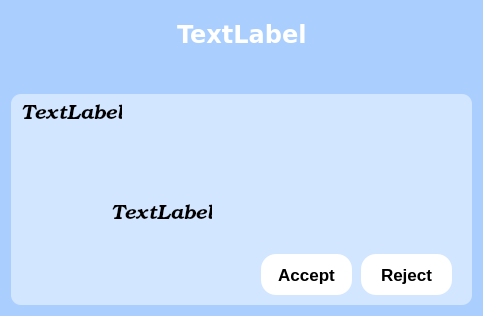
Old version of the form chat_Client/midw/addfriendwnd.ui in the repository heluxi/Chat.
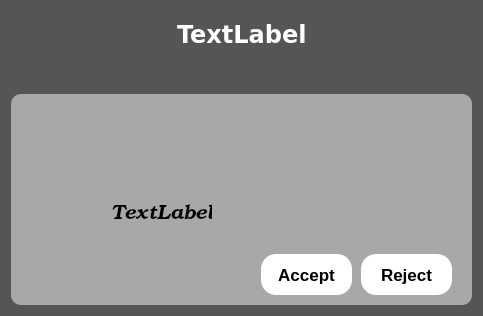
New version of the form. Icons and pictures are not drawn.

```diff
--- a/chat_Client/midw/addfriendwnd.ui
+++ b/chat_Client/midw/addfriendwnd.ui
@@ -14,7 +14,7 @@
    <string>Dialog</string>
   </property>
   <property name="styleSheet">
-   <string notr="true">background-color: rgb(170, 207, 255);</string>
+   <string notr="true">background-color: rgb(85, 85, 85);</string>
   </property>
   <layout class="QVBoxLayout" name="verticalLayout">
    <item>
@@ -160,8 +160,8 @@
        <rect>
         <x>10</x>
         <y>10</y>
-        <width>101</width>
-        <height>21</height>
+        <width>51</width>
+        <height>41</height>
        </rect>
       </property>
       <property name="font">
@@ -175,7 +175,7 @@
        <string notr="true">background-color: rgba(255, 255, 255, 0);</string>
       </property>
       <property name="text">
-       <string>TextLabel</string>
+       <string/>
       </property>
      </widget>
      <widget class="QPushButton" name="agreeBtn">
```
Left out of the diff: 3 changed lines with no effect on the pictures.
